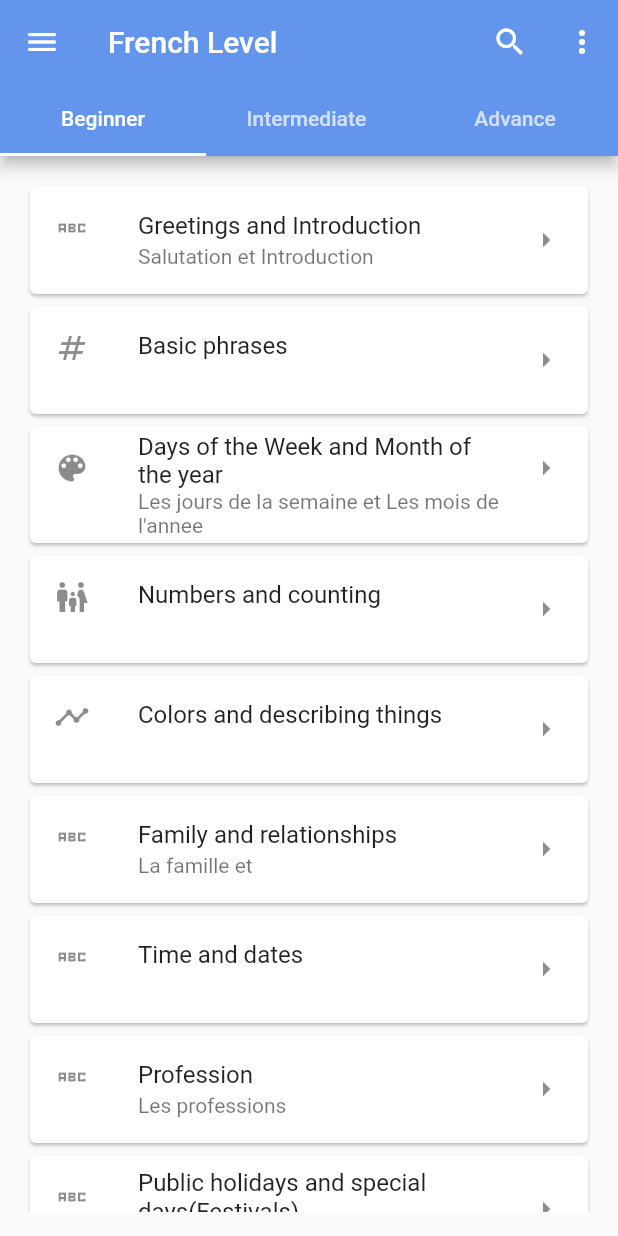
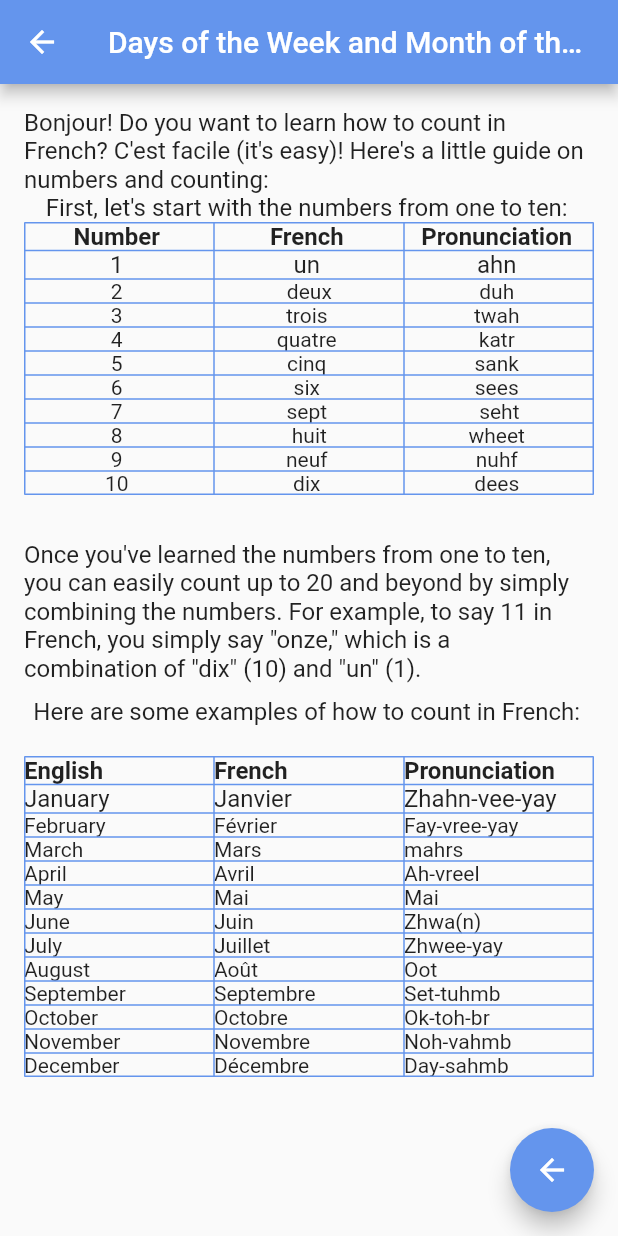
Before and after one commit to Bonnahjohn/frenchify, a Flutter app: the HomePage screen opened by its route, after a tap on "Numbers and counting", on a phone screen of 412 x 824 dp. Run offline on Flutter 3.47's test engine with Material 2 defaults, Android fonts, the phone set to English and light mode, and no system bars; missing offline and left inert: translator.

Commit message:
number and counting first section built

```diff
--- a/lib/begin/begin.dart
+++ b/lib/begin/begin.dart
@@ -29,7 +29,7 @@ class Beginner extends StatelessWidget {
               child: ListTile(
                 leading: Icon(Icons.numbers),
                 title: Text('Basic phrases'),
-                subtitle: Text(''),
+                subtitle: Text('phrase de base'),
                 trailing: Icon(Icons.arrow_right),
                 onTap: () {
                   Navigator.pushNamed(context, '/Basic');
@@ -43,43 +43,53 @@ class Beginner extends StatelessWidget {
                 subtitle: const Text(
                     "Les jours de la semaine et Les mois de l'annee"),
                 trailing: const Icon(Icons.arrow_right),
-                onTap: () {},
+                onTap: () {
+                  Navigator.pushNamed(context, '/Days');
+                },
               ),
             ),
             Card(
               child: ListTile(
                 leading: Icon(Icons.family_restroom),
                 title: Text('Numbers and counting'),
-                subtitle: Text(''),
+                subtitle: Text('Nombres et comptage'),
                 trailing: Icon(Icons.arrow_right),
-                onTap: () {},
+                onTap: () {
+                  Navigator.pushNamed(context, '/Numbers');
+                },
               ),
             ),
             Card(
               child: ListTile(
                 leading: Icon(Icons.timeline),
                 title: Text('Colors and describing things'),
-                subtitle: Text(''),
+                subtitle: Text('couleurs et description des choses'),
                 trailing: Icon(Icons.arrow_right),
-                onTap: () {},
+                onTap: () {
+                  Navigator.pushNamed(context, '/Basic');
+                },
               ),
             ),
             Card(
               child: ListTile(
                 leading: Icon(Icons.abc_sharp),
                 title: Text('Family and relationships'),
-                subtitle: Text('La famille et '),
+                subtitle: Text('Famille et relations '),
                 trailing: Icon(Icons.arrow_right),
-                onTap: () {},
+                onTap: () {
+                  Navigator.pushNamed(context, '/Basic');
+                },
               ),
             ),
             Card(
               child: ListTile(
                 leading: Icon(Icons.abc_sharp),
                 title: Text('Time and dates'),
-                subtitle: Text(''),
+                subtitle: Text('Heure et dates'),
                 trailing: Icon(Icons.arrow_right),
-                onTap: () {},
+                onTap: () {
+                  Navigator.pushNamed(context, '/Basic');
+                },
               ),
             ),
             Card(
@@ -88,24 +98,30 @@ class Beginner extends StatelessWidget {
                 title: Text('Profession'),
                 subtitle: Text('Les professions'),
                 trailing: Icon(Icons.arrow_right),
-                onTap: () {},
+                onTap: () {
+                  Navigator.pushNamed(context, '/Basic');
+                },
               ),
             ),
             Card(
               child: ListTile(
                 leading: Icon(Icons.abc_sharp),
                 title: Text('Public holidays and special days(Festivals)'),
-                subtitle: Text(''),
+                subtitle: Text('Jours fériés et jours spéciaux Festivals'),
                 trailing: Icon(Icons.arrow_right),
-                onTap: () {},
+                onTap: () {
+                  Navigator.pushNamed(context, '/Basic');
+                },
               ),
             ),
             Card(
               child: ListTile(
                 leading: Icon(Icons.south_east_outlined),
                 title: Text('Weather and seasons'),
-                subtitle: Text(''),
-                onTap: () {},
+                subtitle: Text('Météo et saison'),
+                onTap: () {
+                  Navigator.pushNamed(context, '/Basic');
+                },
               ),
             ),
             const SizedBox(
--- a/lib/begin/configuration.dart
+++ b/lib/begin/configuration.dart
@@ -1,3 +1,5 @@
+// ignore_for_file: non_constant_identifier_names
+
 String introText =
     "In French culture, greetings are an important part of social interaction. When you meet someone for the first time or see someone you know, it's customary to greet them with a friendly word or phrase.";
 
@@ -21,3 +23,18 @@ String basicPhrase =
     "French is a beautiful language spoken by many people around the world. If you want to learn some basic phrases in French, here are some easy ones to start with:";
 String basicFooter =
     "These phrases are great to use when you're visiting France or when you meet someone who speaks French. Learning a new language can be lots of fun, so don't be afraid to practice and make mistakes. With practice, you'll soon be speaking French like a pro!";
+//mmmmmmmmmmmmmmmmmmmmm days of the week and month of the year mmmmmmmmmmmm
+String dayIntro =
+    'Bonjour! Do you know what day it is today? It\'s important to know the days of the week so we can plan what we want to do each day. In French, the days of the week are called "Les Jours de la Semaine." Let\'s learn them together! Here is a table showing the days of the week in French and their English translations:';
+//month intro text
+String monthIntro =
+    'Wow, we learned all the days of the week in French! Now, let\'s move on to the months of the year. In French, the months of the year are called "Les Mois de l\';Année." Are you ready to learn them? Let\'s go!';
+
+String noteFooter =
+    "Great job! Now you know how to say the months of the year in French too. Practice saying them every day to help you remember them better.  I hope this was helpful for you! Bonne journée (have a nice day)!";
+
+// mmmmmmmmmmmmmmmmmmmmmmmmmmmmm numbers and countiing of the app
+String myIntro =
+    "Bonjour! Do you want to learn how to count in French? C'est facile (it's easy)! Here's a little guide on numbers and counting:";
+String next =
+    'Once you\'ve learned the numbers from one to ten, you can easily count up to 20 and beyond by simply combining the numbers. For example, to say 11 in French, you simply say "onze," which is a combination of "dix" (10) and "un" (1).';
--- /dev/null
+++ b/lib/begin/days.dart
@@ -0,0 +1,247 @@
+// ignore_for_file: unused_import, prefer_const_constructors, file_names, prefer_const_literals_to_create_immutables
+
+import 'package:flutter/material.dart';
+import 'package:frenchify/begin/configuration.dart';
+import 'package:frenchify/main.dart';
+
+class Days extends StatelessWidget {
+  const Days({super.key});
+
+  @override
+  Widget build(BuildContext context) {
+    return Scaffold(
+      appBar: AppBar(
+        backgroundColor: Color.fromRGBO(100, 149, 237, 1),
+        title: Text('Days of the Week and Month of the year'),
+      ),
+      body: SafeArea(
+          child: Padding(
+        padding: EdgeInsets.all(16.0),
+        child: SingleChildScrollView(
+          child: Column(
+            children: <Widget>[
+              SelectableText(
+                dayIntro,
+                style: TextStyle(fontSize: 16),
+              ),
+
+              SizedBox(
+                height: 30,
+              ),
+              Tables(),
+              SizedBox(
+                height: 20,
+              ),
+              SelectableText(
+                monthIntro,
+                style: TextStyle(fontSize: 16),
+              ),
+              SizedBox(
+                height: 30,
+              ),
+
+              //introduction class mmmmmmmmmmmmmmmmmmmmmm
+              SizedBox(
+                height: 30,
+              ),
+              Year(),
+              SizedBox(
+                height: 20,
+              ),
+              SelectableText(
+                noteFooter,
+                style: TextStyle(fontSize: 16),
+              ),
+              SizedBox(
+                height: 50,
+              ),
+            ],
+          ),
+        ),
+      )),
+      floatingActionButton: FloatingActionButton(
+          backgroundColor: Color.fromRGBO(100, 149, 237, 1),
+          onPressed: () {
+            Navigator.pop(context);
+          },
+          child: Icon(Icons.arrow_back)),
+    );
+  }
+}
+
+//  mmmmmmmmmmmmmmmmmmmmmmmmmmmmmmmmmmm content of the table mmmmmmmmmmmmmmmmmm
+
+class Tables extends StatelessWidget {
+  const Tables({super.key});
+
+  @override
+  Widget build(BuildContext context) {
+    return InteractiveViewer(
+        boundaryMargin: EdgeInsets.all(20.0),
+        child: Table(
+          border: TableBorder.all(color: Color.fromRGBO(100, 149, 237, 1)),
+          children: [
+            TableRow(children: [
+              SelectableText(
+                'English',
+                style: TextStyle(fontSize: 16, fontWeight: FontWeight.bold),
+              ),
+              SelectableText(
+                'French',
+                style: TextStyle(fontSize: 16, fontWeight: FontWeight.bold),
+              ),
+              SelectableText(
+                'Pronunciation',
+                style: TextStyle(fontSize: 16, fontWeight: FontWeight.bold),
+              )
+            ]),
+            TableRow(children: [
+              SelectableText(
+                'French',
+                style: TextStyle(fontSize: 16),
+              ),
+              SelectableText(
+                'Lundi',
+                style: TextStyle(fontSize: 16),
+              ),
+              SelectableText(
+                'Luhn-dee',
+                style: TextStyle(fontSize: 16),
+              ),
+            ]),
+            TableRow(children: [
+              SelectableText('Tuesday'),
+              SelectableText('	Mardi'),
+              SelectableText('Mar-dee'),
+            ]),
+            TableRow(children: [
+              SelectableText("Wednesday"),
+              SelectableText('Mercredi'),
+              SelectableText('Mehr-kruh-dee'),
+            ]),
+            TableRow(children: [
+              SelectableText('Thursday'),
+              SelectableText('Jeudi'),
+              SelectableText('Juh-dee'),
+            ]),
+            TableRow(children: [
+              SelectableText('Friday'),
+              SelectableText('Vendredi'),
+              SelectableText('Vahn-druh-dee'),
+            ]),
+            TableRow(children: [
+              SelectableText('Saturday'),
+              SelectableText('Samedi'),
+              SelectableText('Sam-dee'),
+            ]),
+            TableRow(children: [
+              SelectableText('Friday'),
+              SelectableText('Dimanche'),
+              SelectableText('Dee-mahnsh'),
+            ]),
+          ],
+        ));
+  }
+}
+
+//intoduction table mmmmmmmmmmmmmmmmmmmmmmmmm
+
+class Year extends StatelessWidget {
+  const Year({super.key});
+
+  @override
+  Widget build(BuildContext context) {
+    return InteractiveViewer(
+        boundaryMargin: EdgeInsets.all(20.0),
+        child: Table(
+          border: TableBorder.all(color: Color.fromRGBO(100, 149, 237, 1)),
+          children: [
+            TableRow(children: [
+              SelectableText(
+                'English',
+                style: TextStyle(fontSize: 16, fontWeight: FontWeight.bold),
+              ),
+              SelectableText(
+                'French',
+                style: TextStyle(fontSize: 16, fontWeight: FontWeight.bold),
+              ),
+              SelectableText(
+                'Pronunciation',
+                style: TextStyle(fontSize: 16, fontWeight: FontWeight.bold),
+              )
+            ]),
+            TableRow(children: [
+              SelectableText(
+                'January',
+                style: TextStyle(fontSize: 16),
+              ),
+              SelectableText(
+                'Janvier',
+                style: TextStyle(fontSize: 16),
+              ),
+              SelectableText(
+                'Zhahn-vee-yay',
+                style: TextStyle(fontSize: 16),
+              ),
+            ]),
+            TableRow(children: [
+              SelectableText('February'),
+              SelectableText('Février'),
+              SelectableText('Fay-vree-yay'),
+            ]),
+            TableRow(children: [
+              SelectableText("March"),
+              SelectableText('Mars'),
+              SelectableText('mahrs'),
+            ]),
+            TableRow(children: [
+              SelectableText(
+                'April',
+              ),
+              SelectableText('Avril'),
+              SelectableText('Ah-vreel'),
+            ]),
+            TableRow(children: [
+              SelectableText('May'),
+              SelectableText('Mai'),
+              SelectableText('Mai'),
+            ]),
+            TableRow(children: [
+              SelectableText('June'),
+              SelectableText('Juin'),
+              SelectableText('Zhwa(n)'),
+            ]),
+            TableRow(children: [
+              SelectableText('July'),
+              SelectableText('Juillet'),
+              SelectableText('Zhwee-yay'),
+            ]),
+            TableRow(children: [
+              SelectableText('August'),
+              SelectableText('Août'),
+              SelectableText('Oot'),
+            ]),
+            TableRow(children: [
+              SelectableText('September'),
+              SelectableText('Septembre'),
+              SelectableText('Set-tuhmb'),
+            ]),
+            TableRow(children: [
+              SelectableText('October'),
+              SelectableText('Octobre'),
+              SelectableText('Ok-toh-br'),
+            ]),
+            TableRow(children: [
+              SelectableText('November'),
+              SelectableText('Novembre'),
+              SelectableText('Noh-vahmb'),
+            ]),
+            TableRow(children: [
+              SelectableText('December'),
+              SelectableText('Décembre'),
+              SelectableText('Day-sahmb'),
+            ]),
+          ],
+        ));
+  }
+}
--- /dev/null
+++ b/lib/begin/numbers.dart
@@ -0,0 +1,250 @@
+// ignore_for_file: unused_import, prefer_const_constructors, file_names, prefer_const_literals_to_create_immutables
+
+import 'package:flutter/material.dart';
+import 'package:frenchify/begin/configuration.dart';
+import 'package:frenchify/main.dart';
+
+class Numbers extends StatelessWidget {
+  const Numbers({super.key});
+
+  @override
+  Widget build(BuildContext context) {
+    return Scaffold(
+      appBar: AppBar(
+        backgroundColor: Color.fromRGBO(100, 149, 237, 1),
+        title: Text('Days of the Week and Month of the year'),
+      ),
+      body: SafeArea(
+          child: Padding(
+        padding: EdgeInsets.all(16.0),
+        child: SingleChildScrollView(
+          child: Column(
+            children: <Widget>[
+              SelectableText(
+                myIntro,
+                style: TextStyle(fontSize: 16),
+              ),
+
+              SelectableText(
+                'First, let\'s start with the numbers from one to ten:',
+                style: TextStyle(fontSize: 16),
+              ),
+              //lessonclass mmmmmmmmmmmmmmmmmmmmmm
+              Nums(),
+              SizedBox(
+                height: 30,
+              ),
+              SelectableText(
+                next,
+                style: TextStyle(fontSize: 16),
+              ),
+              SizedBox(
+                height: 10,
+              ),
+              SelectableText(
+                'Here are some examples of how to count in French:',
+                style: TextStyle(fontSize: 16),
+              ),
+              SizedBox(
+                height: 20,
+              ),
+              Next(),
+              SizedBox(
+                height: 50,
+              ),
+            ],
+          ),
+        ),
+      )),
+      floatingActionButton: FloatingActionButton(
+          backgroundColor: Color.fromRGBO(100, 149, 237, 1),
+          onPressed: () {
+            Navigator.pop(context);
+          },
+          child: Icon(Icons.arrow_back)),
+    );
+  }
+}
+
+//intoduction table mmmmmmmmmmmmmmmmmmmmmmmmm
+
+class Nums extends StatelessWidget {
+  const Nums({super.key});
+
+  @override
+  Widget build(BuildContext context) {
+    return Table(
+      textDirection: TextDirection.ltr,
+      border: TableBorder.all(color: Color.fromRGBO(100, 149, 237, 1)),
+      children: [
+        TableRow(children: [
+          SelectableText(
+            'Number',
+            style: TextStyle(fontSize: 16, fontWeight: FontWeight.bold),
+            textAlign: TextAlign.center,
+          ),
+          SelectableText('French',
+              style: TextStyle(fontSize: 16, fontWeight: FontWeight.bold),
+              textAlign: TextAlign.center),
+          SelectableText('Pronunciation',
+              style: TextStyle(fontSize: 16, fontWeight: FontWeight.bold),
+              textAlign: TextAlign.center)
+        ]),
+        TableRow(children: [
+          SelectableText('1',
+              style: TextStyle(fontSize: 16), textAlign: TextAlign.center),
+          SelectableText('un',
+              style: TextStyle(fontSize: 16), textAlign: TextAlign.center),
+          SelectableText('ahn',
+              style: TextStyle(fontSize: 16), textAlign: TextAlign.center),
+        ]),
+        TableRow(children: [
+          SelectableText('2', textAlign: TextAlign.center),
+          SelectableText(' deux', textAlign: TextAlign.center),
+          SelectableText('duh', textAlign: TextAlign.center),
+        ]),
+        TableRow(children: [
+          SelectableText("3", textAlign: TextAlign.center),
+          SelectableText('trois', textAlign: TextAlign.center),
+          SelectableText('twah', textAlign: TextAlign.center),
+        ]),
+        TableRow(children: [
+          SelectableText('4', textAlign: TextAlign.center),
+          SelectableText('quatre', textAlign: TextAlign.center),
+          SelectableText('katr', textAlign: TextAlign.center),
+        ]),
+        TableRow(children: [
+          SelectableText('5', textAlign: TextAlign.center),
+          SelectableText('cinq', textAlign: TextAlign.center),
+          SelectableText('sank', textAlign: TextAlign.center),
+        ]),
+        TableRow(children: [
+          SelectableText('6', textAlign: TextAlign.center),
+          SelectableText('six', textAlign: TextAlign.center),
+          SelectableText('sees', textAlign: TextAlign.center),
+        ]),
+        TableRow(children: [
+          SelectableText('7', textAlign: TextAlign.center),
+          SelectableText('sept', textAlign: TextAlign.center),
+          SelectableText(' seht', textAlign: TextAlign.center),
+        ]),
+        TableRow(children: [
+          SelectableText('8', textAlign: TextAlign.center),
+          SelectableText(' huit', textAlign: TextAlign.center),
+          SelectableText('wheet', textAlign: TextAlign.center),
+        ]),
+        TableRow(children: [
+          SelectableText('9', textAlign: TextAlign.center),
+          SelectableText('neuf', textAlign: TextAlign.center),
+          SelectableText('nuhf', textAlign: TextAlign.center),
+        ]),
+        TableRow(children: [
+          SelectableText('10', textAlign: TextAlign.center),
+          SelectableText('dix ', textAlign: TextAlign.center),
+          SelectableText('dees', textAlign: TextAlign.center),
+        ]),
+      ],
+    );
+  }
+}
+//next number of the content mmmmmmmmmmmmmm
+
+class Next extends StatelessWidget {
+  const Next({super.key});
+
+  @override
+  Widget build(BuildContext context) {
+    return InteractiveViewer(
+        boundaryMargin: EdgeInsets.all(20.0),
+        child: Table(
+          border: TableBorder.all(color: Color.fromRGBO(100, 149, 237, 1)),
+          children: [
+            TableRow(children: [
+              SelectableText(
+                'English',
+                style: TextStyle(fontSize: 16, fontWeight: FontWeight.bold),
+              ),
+              SelectableText(
+                'French',
+                style: TextStyle(fontSize: 16, fontWeight: FontWeight.bold),
+              ),
+              SelectableText(
+                'Pronunciation',
+                style: TextStyle(fontSize: 16, fontWeight: FontWeight.bold),
+              )
+            ]),
+            TableRow(children: [
+              SelectableText(
+                'January',
+                style: TextStyle(fontSize: 16),
+              ),
+              SelectableText(
+                'Janvier',
+                style: TextStyle(fontSize: 16),
+              ),
+              SelectableText(
+                'Zhahn-vee-yay',
+                style: TextStyle(fontSize: 16),
+              ),
+            ]),
+            TableRow(children: [
+              SelectableText('February'),
+              SelectableText('Février'),
+              SelectableText('Fay-vree-yay'),
+            ]),
+            TableRow(children: [
+              SelectableText("March"),
+              SelectableText('Mars'),
+              SelectableText('mahrs'),
+            ]),
+            TableRow(children: [
+              SelectableText(
+                'April',
+              ),
+              SelectableText('Avril'),
+              SelectableText('Ah-vreel'),
+            ]),
+            TableRow(children: [
+              SelectableText('May'),
+              SelectableText('Mai'),
+              SelectableText('Mai'),
+            ]),
+            TableRow(children: [
+              SelectableText('June'),
+              SelectableText('Juin'),
+              SelectableText('Zhwa(n)'),
+            ]),
+            TableRow(children: [
+              SelectableText('July'),
+              SelectableText('Juillet'),
+              SelectableText('Zhwee-yay'),
+            ]),
+            TableRow(children: [
+              SelectableText('August'),
+              SelectableText('Août'),
+              SelectableText('Oot'),
+            ]),
+            TableRow(children: [
+              SelectableText('September'),
+              SelectableText('Septembre'),
+              SelectableText('Set-tuhmb'),
+            ]),
+            TableRow(children: [
+              SelectableText('October'),
+              SelectableText('Octobre'),
+              SelectableText('Ok-toh-br'),
+            ]),
+            TableRow(children: [
+              SelectableText('November'),
+              SelectableText('Novembre'),
+              SelectableText('Noh-vahmb'),
+            ]),
+            TableRow(children: [
+              SelectableText('December'),
+              SelectableText('Décembre'),
+              SelectableText('Day-sahmb'),
+            ]),
+          ],
+        ));
+  }
+}
--- a/lib/main.dart
+++ b/lib/main.dart
@@ -10,10 +10,13 @@ import 'package:frenchify/Pages/personal.dart';
 import 'package:frenchify/Pages/translator.dart';
 // mmmmmmmmmmmmmmmmmmmmmmmmmmm beginner routing mmmmmmmmmmmmmmmmmmmmmm
 import 'package:frenchify/begin/begin.dart';
+import 'package:frenchify/begin/salutation.dart';
 import 'package:frenchify/begin/basic.dart';
+import 'begin/days.dart';
+import 'begin/numbers.dart';
 // mmmmmmmmmmmmmmmmmmmmmmmmmmm advance routing mmmmmmmmmmmmmmmmmmmmmm
 import 'package:frenchify/advan/content.dart';
-import 'package:frenchify/begin/salutation.dart';
+
 import 'advan/Letter/informal.dart';
 import 'advan/Letter/formal.dart';
 import 'package:frenchify/advan/Letter/letterimage.dart';
@@ -36,7 +39,9 @@ void main() {
       '/Formal': (context) => Formal(),
       '/Image': (context) => Images(),
       '/Salutation': (context) => Salutation(),
-      '/Basic': (context) => Basic()
+      '/Basic': (context) => Basic(),
+      '/Days': (context) => Days(),
+      '/Numbers': (context) => Numbers(),
     },
   ));
 }
```
Also changed, not shown: assets/images/greet.jpg (added), assets/images/phrase.jpg (added).
